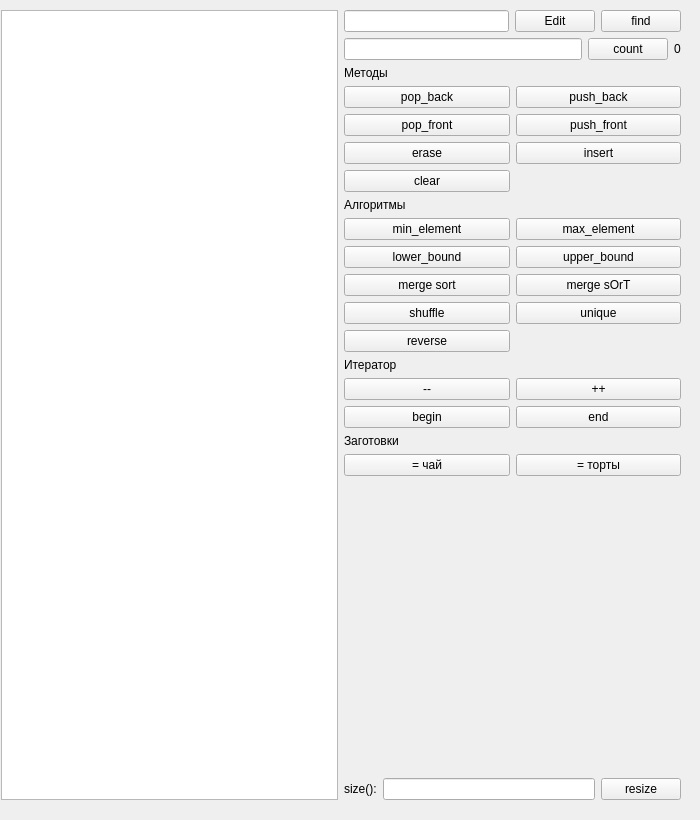
The window that mainwindow.ui (evge3ha/Deque) describes before a commit, drawn with Qt 5.
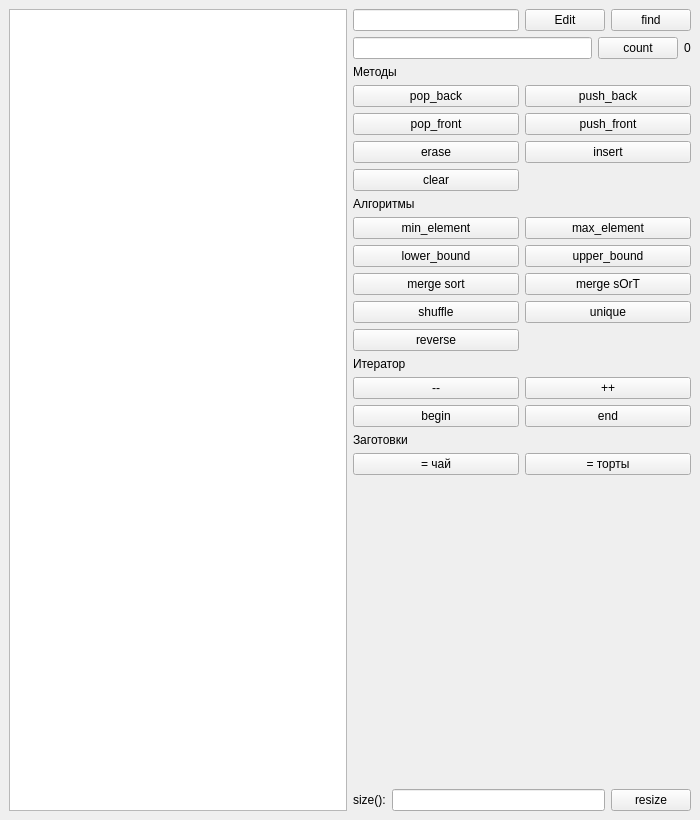
The same window after the commit.

```diff
--- a/mainwindow.ui
+++ b/mainwindow.ui
@@ -14,16 +14,8 @@
    <string>std::deque demo</string>
   </property>
   <widget class="QWidget" name="centralwidget">
-   <widget class="QWidget" name="">
-    <property name="geometry">
-     <rect>
-      <x>1</x>
-      <y>10</y>
-      <width>680</width>
-      <height>790</height>
-     </rect>
-    </property>
     <layout class="QGridLayout" name="gridLayout_3">
+
      <item row="0" column="0">
       <widget class="QListWidget" name="list_widget"/>
      </item>
@@ -319,8 +311,8 @@
 
       </layout>
      </item>
-    </layout>
-   </widget>
+
+   </layout>
   </widget>
  </widget>
  <resources/>
```
Left out of the diff: 4 changed lines with no effect on the pictures. Lines whose indentation alone changed are shown as unchanged.
